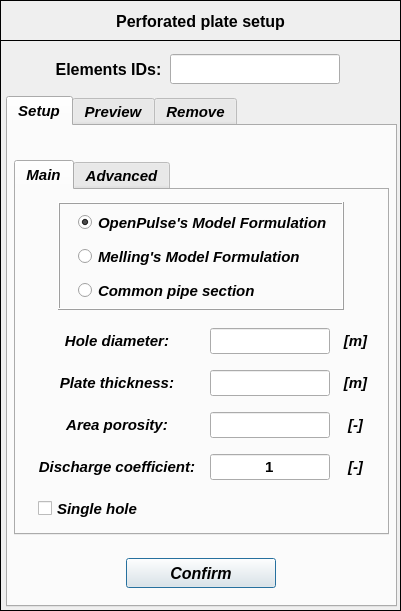
This is data/user_input/ui_files/Model/Setup/Acoustic/perforatedPlateInput.ui in open-pulse/OpenPulse as Qt 5 draws it before an edit. The edited form follows.
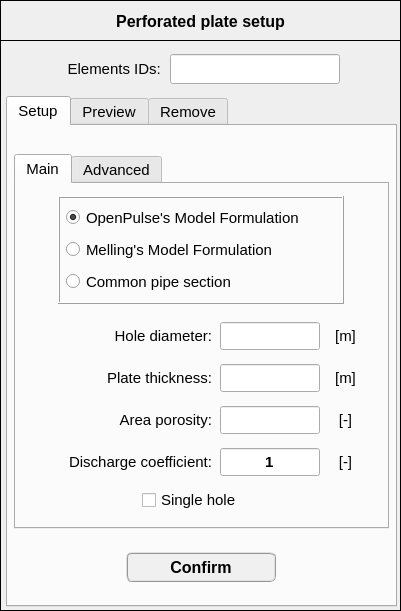
This is the edited form. Icons and pictures are not drawn.

Commit message: Fixes bugs in perforated plate user inputs

What changed in the file:
```diff
--- a/data/user_input/ui_files/Model/Setup/Acoustic/perforatedPlateInput.ui
+++ b/data/user_input/ui_files/Model/Setup/Acoustic/perforatedPlateInput.ui
@@ -158,11 +158,11 @@
      </property>
      <property name="font">
       <font>
-       <family>Arial</family>
+       <family>MS Shell Dlg 2</family>
        <pointsize>11</pointsize>
-       <weight>75</weight>
-       <italic>true</italic>
-       <bold>true</bold>
+       <weight>50</weight>
+       <italic>false</italic>
+       <bold>false</bold>
       </font>
      </property>
      <property name="currentIndex">
@@ -176,20 +176,25 @@
        <property name="geometry">
         <rect>
          <x>118</x>
-         <y>432</y>
+         <y>426</y>
          <width>150</width>
          <height>30</height>
         </rect>
        </property>
        <property name="font">
         <font>
-         <family>Arial</family>
+         <family>MS Shell Dlg 2</family>
          <pointsize>12</pointsize>
          <weight>75</weight>
-         <italic>true</italic>
+         <italic>false</italic>
          <bold>true</bold>
         </font>
        </property>
+       <property name="styleSheet">
+        <string notr="true">QPushButton{border-radius: 6px; border-color: rgb(150, 150, 150); border-style: ridge; border-width: 2px; color: rgb(0, 0, 0); background-color: rgb(240, 240, 240); font: 75 bold 12pt &quot;MS Shell Dlg 2&quot;}
+QPushButton:hover{border-radius: 6px; border-color: rgb(0, 170, 255); border-style: ridge; border-width: 2px; color: rgb(0, 0, 0); background-color: rgba(174, 213, 255, 100); font: 75 bold 12pt &quot;MS Shell Dlg 2&quot;}
+QPushButton:pressed{border-radius: 6px; border-color: rgb(0, 170, 255); border-style: ridge; border-width: 3px; color: rgb(0, 0, 0); background-color: rgb(174, 213, 255); font: 75 bold 12pt &quot;MS Shell Dlg 2&quot;}</string>
+       </property>
        <property name="text">
         <string>Confirm</string>
        </property>
@@ -198,11 +203,19 @@
        <property name="geometry">
         <rect>
          <x>6</x>
-         <y>34</y>
+         <y>28</y>
          <width>375</width>
          <height>375</height>
         </rect>
        </property>
+       <property name="font">
+        <font>
+         <family>MS Shell Dlg 2</family>
+         <weight>50</weight>
+         <italic>false</italic>
+         <bold>false</bold>
+        </font>
+       </property>
        <property name="currentIndex">
         <number>0</number>
        </property>
@@ -216,12 +229,18 @@
          </property>
          <property name="geometry">
           <rect>
-           <x>22</x>
-           <y>310</y>
-           <width>167</width>
-           <height>17</height>
+           <x>126</x>
+           <y>302</y>
+           <width>123</width>
+           <height>28</height>
           </rect>
          </property>
+         <property name="minimumSize">
+          <size>
+           <width>0</width>
+           <height>28</height>
+          </size>
+         </property>
          <property name="text">
           <string>Single hole</string>
          </property>
@@ -232,10 +251,10 @@
         <widget class="QLabel" name="label_17">
          <property name="geometry">
           <rect>
-           <x>322</x>
+           <x>312</x>
            <y>138</y>
            <width>35</width>
-           <height>26</height>
+           <height>28</height>
           </rect>
          </property>
          <property name="sizePolicy">
@@ -247,21 +266,21 @@
          <property name="minimumSize">
           <size>
            <width>35</width>
-           <height>26</height>
+           <height>28</height>
           </size>
          </property>
          <property name="maximumSize">
           <size>
            <width>35</width>
-           <height>26</height>
+           <height>28</height>
           </size>
          </property>
          <property name="font">
           <font>
-           <family>Arial</family>
-           <weight>75</weight>
-           <italic>true</italic>
-           <bold>true</bold>
+           <family>MS Shell Dlg 2</family>
+           <weight>50</weight>
+           <italic>false</italic>
+           <bold>false</bold>
           </font>
          </property>
          <property name="text">
@@ -274,10 +293,10 @@
         <widget class="QLineEdit" name="lineEdit_HoleDiameter">
          <property name="geometry">
           <rect>
-           <x>194</x>
+           <x>204</x>
            <y>138</y>
-           <width>120</width>
-           <height>26</height>
+           <width>100</width>
+           <height>28</height>
           </rect>
          </property>
          <property name="sizePolicy">
@@ -288,14 +307,14 @@
          </property>
          <property name="minimumSize">
           <size>
-           <width>120</width>
-           <height>26</height>
+           <width>100</width>
+           <height>28</height>
           </size>
          </property>
          <property name="maximumSize">
           <size>
            <width>120</width>
-           <height>26</height>
+           <height>28</height>
           </size>
          </property>
          <property name="palette">
@@ -413,8 +432,8 @@
           <rect>
            <x>16</x>
            <y>138</y>
-           <width>170</width>
-           <height>26</height>
+           <width>180</width>
+           <height>28</height>
           </rect>
          </property>
          <property name="sizePolicy">
@@ -425,38 +444,38 @@
          </property>
          <property name="minimumSize">
           <size>
-           <width>170</width>
-           <height>26</height>
+           <width>180</width>
+           <height>28</height>
           </size>
          </property>
          <property name="maximumSize">
           <size>
-           <width>170</width>
-           <height>26</height>
+           <width>180</width>
+           <height>28</height>
           </size>
          </property>
          <property name="font">
           <font>
-           <family>Arial</family>
-           <weight>75</weight>
-           <italic>true</italic>
-           <bold>true</bold>
+           <family>MS Shell Dlg 2</family>
+           <weight>50</weight>
+           <italic>false</italic>
+           <bold>false</bold>
           </font>
          </property>
          <property name="text">
           <string>Hole diameter:</string>
          </property>
          <property name="alignment">
-          <set>Qt::AlignCenter</set>
+          <set>Qt::AlignRight|Qt::AlignTrailing|Qt::AlignVCenter</set>
          </property>
         </widget>
         <widget class="QLabel" name="label_14">
          <property name="geometry">
           <rect>
-           <x>322</x>
+           <x>312</x>
            <y>180</y>
            <width>35</width>
-           <height>26</height>
+           <height>28</height>
           </rect>
          </property>
          <property name="sizePolicy">
@@ -468,21 +487,21 @@
          <property name="minimumSize">
           <size>
            <width>35</width>
-           <height>26</height>
+           <height>28</height>
           </size>
          </property>
          <property name="maximumSize">
           <size>
            <width>35</width>
-           <height>26</height>
+           <height>28</height>
           </size>
          </property>
          <property name="font">
           <font>
-           <family>Arial</family>
-           <weight>75</weight>
-           <italic>true</italic>
-           <bold>true</bold>
+           <family>MS Shell Dlg 2</family>
+           <weight>50</weight>
+           <italic>false</italic>
+           <bold>false</bold>
           </font>
          </property>
          <property name="text">
@@ -497,8 +516,8 @@
           <rect>
            <x>16</x>
            <y>180</y>
-           <width>170</width>
-           <height>26</height>
+           <width>180</width>
+           <height>28</height>
           </rect>
          </property>
          <property name="sizePolicy">
@@ -509,38 +528,38 @@
          </property>
          <property name="minimumSize">
           <size>
-           <width>170</width>
-           <height>26</height>
+           <width>180</width>
+           <height>28</height>
           </size>
          </property>
          <property name="maximumSize">
           <size>
-           <width>170</width>
-           <height>26</height>
+           <width>180</width>
+           <height>28</height>
           </size>
          </property>
          <property name="font">
           <font>
-           <family>Arial</family>
-           <weight>75</weight>
-           <italic>true</italic>
-           <bold>true</bold>
+           <family>MS Shell Dlg 2</family>
+           <weight>50</weight>
+           <italic>false</italic>
+           <bold>false</bold>
           </font>
          </property>
          <property name="text">
           <string>Plate thickness:</string>
          </property>
          <property name="alignment">
-          <set>Qt::AlignCenter</set>
+          <set>Qt::AlignRight|Qt::AlignTrailing|Qt::AlignVCenter</set>
          </property>
         </widget>
         <widget class="QLineEdit" name="lineEdit_thickness">
          <property name="geometry">
           <rect>
-           <x>194</x>
+           <x>204</x>
            <y>180</y>
-           <width>120</width>
-           <height>26</height>
+           <width>100</width>
+           <height>28</height>
           </rect>
          </property>
          <property name="sizePolicy">
@@ -551,14 +570,14 @@
          </property>
          <property name="minimumSize">
           <size>
-           <width>120</width>
-           <height>26</height>
+           <width>100</width>
+           <height>28</height>
           </size>
          </property>
          <property name="maximumSize">
           <size>
            <width>120</width>
-           <height>26</height>
+           <height>28</height>
           </size>
          </property>
          <property name="palette">
@@ -674,10 +693,10 @@
         <widget class="QLabel" name="label_15">
          <property name="geometry">
           <rect>
-           <x>322</x>
+           <x>312</x>
            <y>222</y>
            <width>35</width>
-           <height>26</height>
+           <height>28</height>
           </rect>
          </property>
          <property name="sizePolicy">
@@ -689,21 +708,21 @@
          <property name="minimumSize">
           <size>
            <width>35</width>
-           <height>26</height>
+           <height>28</height>
           </size>
          </property>
          <property name="maximumSize">
           <size>
            <width>35</width>
-           <height>26</height>
+           <height>28</height>
           </size>
          </property>
          <property name="font">
           <font>
-           <family>Arial</family>
-           <weight>75</weight>
-           <italic>true</italic>
-           <bold>true</bold>
+           <family>MS Shell Dlg 2</family>
+           <weight>50</weight>
+           <italic>false</italic>
+           <bold>false</bold>
           </font>
          </property>
          <property name="text">
@@ -716,10 +735,10 @@
         <widget class="QLineEdit" name="lineEdit_porosity">
          <property name="geometry">
           <rect>
-           <x>194</x>
+           <x>204</x>
            <y>222</y>
-           <width>120</width>
-           <height>26</height>
+           <width>100</width>
+           <height>28</height>
           </rect>
          </property>
          <property name="sizePolicy">
@@ -730,14 +749,14 @@
          </property>
          <property name="minimumSize">
           <size>
-           <width>120</width>
-           <height>26</height>
+           <width>100</width>
+           <height>28</height>
           </size>
          </property>
          <property name="maximumSize">
           <size>
            <width>120</width>
-           <height>26</height>
+           <height>28</height>
           </size>
          </property>
          <property name="palette">
@@ -855,8 +874,8 @@
           <rect>
            <x>16</x>
            <y>222</y>
-           <width>170</width>
-           <height>26</height>
+           <width>180</width>
+           <height>28</height>
           </rect>
          </property>
          <property name="sizePolicy">
@@ -867,38 +886,38 @@
          </property>
          <property name="minimumSize">
           <size>
-           <width>170</width>
-           <height>26</height>
+           <width>180</width>
+           <height>28</height>
           </size>
          </property>
          <property name="maximumSize">
           <size>
-           <width>170</width>
-           <height>26</height>
+           <width>180</width>
+           <height>28</height>
           </size>
          </property>
          <property name="font">
           <font>
-           <family>Arial</family>
-           <weight>75</weight>
-           <italic>true</italic>
-           <bold>true</bold>
+           <family>MS Shell Dlg 2</family>
+           <weight>50</weight>
+           <italic>false</italic>
+           <bold>false</bold>
           </font>
          </property>
          <property name="text">
           <string>Area porosity:</string>
          </property>
          <property name="alignment">
-          <set>Qt::AlignCenter</set>
+          <set>Qt::AlignRight|Qt::AlignTrailing|Qt::AlignVCenter</set>
          </property>
         </widget>
         <widget class="QLabel" name="label_16">
          <property name="geometry">
           <rect>
-           <x>322</x>
+           <x>312</x>
            <y>264</y>
            <width>35</width>
-           <height>26</height>
+           <height>28</height>
           </rect>
          </property>
          <property name="sizePolicy">
@@ -910,21 +929,21 @@
          <property name="minimumSize">
           <size>
            <width>35</width>
-           <height>26</height>
+           <height>28</height>
           </size>
          </property>
          <property name="maximumSize">
           <size>
            <width>35</width>
-           <height>26</height>
+           <height>28</height>
           </size>
          </property>
          <property name="font">
           <font>
-           <family>Arial</family>
-           <weight>75</weight>
-           <italic>true</italic>
-           <bold>true</bold>
+           <family>MS Shell Dlg 2</family>
+           <weight>50</weight>
+           <italic>false</italic>
+           <bold>false</bold>
           </font>
          </property>
          <property name="text">
@@ -939,8 +958,8 @@
           <rect>
            <x>16</x>
            <y>264</y>
-           <width>170</width>
-           <height>26</height>
+           <width>180</width>
+           <height>28</height>
           </rect>
          </property>
          <property name="sizePolicy">
@@ -951,38 +970,38 @@
          </property>
          <property name="minimumSize">
           <size>
-           <width>170</width>
-           <height>26</height>
+           <width>180</width>
+           <height>28</height>
           </size>
          </property>
          <property name="maximumSize">
           <size>
-           <width>170</width>
-           <height>26</height>
+           <width>180</width>
+           <height>28</height>
           </size>
          </property>
          <property name="font">
           <font>
-           <family>Arial</family>
-           <weight>75</weight>
-           <italic>true</italic>
-           <bold>true</bold>
+           <family>MS Shell Dlg 2</family>
+           <weight>50</weight>
+           <italic>false</italic>
+           <bold>false</bold>
           </font>
          </property>
          <property name="text">
           <string>Discharge coefficient:</string>
          </property>
          <property name="alignment">
-          <set>Qt::AlignCenter</set>
+          <set>Qt::AlignRight|Qt::AlignTrailing|Qt::AlignVCenter</set>
          </property>
         </widget>
         <widget class="QLineEdit" name="lineEdit_discharge">
          <property name="geometry">
           <rect>
-           <x>194</x>
+           <x>204</x>
            <y>264</y>
-           <width>120</width>
-           <height>26</height>
+           <width>100</width>
+           <height>28</height>
           </rect>
          </property>
          <property name="sizePolicy">
@@ -993,14 +1012,14 @@
          </property>
          <property name="minimumSize">
           <size>
-           <width>120</width>
-           <height>26</height>
+           <width>100</width>
+           <height>28</height>
           </size>
          </property>
          <property name="maximumSize">
           <size>
            <width>120</width>
-           <height>26</height>
+           <height>28</height>
           </size>
          </property>
          <property name="palette">
@@ -1140,99 +1159,107 @@
          <property name="frameShadow">
           <enum>QFrame::Raised</enum>
          </property>
-         <widget class="QRadioButton" name="radioButton_common_pipe_section">
-          <property name="geometry">
-           <rect>
-            <x>20</x>
-            <y>76</y>
-            <width>260</width>
-            <height>25</height>
-           </rect>
+         <layout class="QGridLayout" name="gridLayout">
+          <property name="leftMargin">
+           <number>4</number>
           </property>
-          <property name="minimumSize">
-           <size>
-            <width>260</width>
-            <height>25</height>
-           </size>
+          <property name="topMargin">
+           <number>4</number>
           </property>
-          <property name="maximumSize">
-           <size>
-            <width>260</width>
-            <height>25</height>
-           </size>
+          <property name="rightMargin">
+           <number>4</number>
           </property>
-          <property name="font">
-           <font>
-            <pointsize>11</pointsize>
-           </font>
+          <property name="bottomMargin">
+           <number>4</number>
           </property>
-          <property name="text">
-           <string>Common pipe section</string>
+          <property name="spacing">
+           <number>4</number>
           </property>
-         </widget>
-         <widget class="QRadioButton" name="radioButton_OpenPulse">
-          <property name="geometry">
-           <rect>
-            <x>20</x>
-            <y>8</y>
-            <width>260</width>
-            <height>25</height>
-           </rect>
-          </property>
-          <property name="minimumSize">
-           <size>
-            <width>260</width>
-            <height>25</height>
-           </size>
-          </property>
-          <property name="maximumSize">
-           <size>
-            <width>260</width>
-            <height>25</height>
-           </size>
-          </property>
-          <property name="font">
-           <font>
-            <pointsize>11</pointsize>
-           </font>
-          </property>
-          <property name="text">
-           <string>OpenPulse's Model Formulation</string>
-          </property>
-          <property name="checked">
-           <bool>true</bool>
-          </property>
-         </widget>
-         <widget class="QRadioButton" name="radioButton_melling">
-          <property name="geometry">
-           <rect>
-            <x>20</x>
-            <y>42</y>
-            <width>260</width>
-            <height>25</height>
-           </rect>
-          </property>
-          <property name="minimumSize">
-           <size>
-            <width>260</width>
-            <height>25</height>
-           </size>
-          </property>
-          <property name="maximumSize">
-           <size>
-            <width>260</width>
-            <height>25</height>
-           </size>
-          </property>
-          <property name="font">
-           <font>
-            <pointsize>11</pointsize>
-           </font>
-          </property>
-          <property name="text">
-           <string>Melling's Model Formulation</string>
-          </property>
-         </widget>
+          <item row="0" column="0">
+           <widget class="QRadioButton" name="radioButton_OpenPulse">
+            <property name="minimumSize">
+             <size>
+              <width>260</width>
+              <height>25</height>
+             </size>
+            </property>
+            <property name="maximumSize">
+             <size>
+              <width>270</width>
+              <height>25</height>
+             </size>
+            </property>
+            <property name="font">
+             <font>
+              <pointsize>11</pointsize>
+              <weight>50</weight>
+              <italic>false</italic>
+              <bold>false</bold>
+             </font>
+            </property>
+            <property name="text">
+             <string>OpenPulse's Model Formulation</string>
+            </property>
+            <property name="checked">
+             <bool>true</bool>
+            </property>
+           </widget>
+          </item>
+          <item row="1" column="0">
+           <widget class="QRadioButton" name="radioButton_melling">
+            <property name="minimumSize">
+             <size>
+              <width>260</width>
+              <height>25</height>
+             </size>
+            </property>
+            <property name="maximumSize">
+             <size>
+              <width>270</width>
+              <height>25</height>
+             </size>
+            </property>
+            <property name="font">
+             <font>
+              <pointsize>11</pointsize>
+              <weight>50</weight>
+              <italic>false</italic>
+              <bold>false</bold>
+             </font>
+            </property>
+            <property name="text">
+             <string>Melling's Model Formulation</string>
+            </property>
+           </widget>
+          </item>
+          <item row="2" column="0">
+           <widget class="QRadioButton" name="radioButton_common_pipe_section">
+            <property name="minimumSize">
+             <size>
+              <width>260</width>
+              <height>25</height>
+             </size>
+            </property>
+            <property name="maximumSize">
+             <size>
+              <width>270</width>
+              <height>25</height>
+             </size>
+            </property>
+            <property name="font">
+             <font>
+              <pointsize>11</pointsize>
+              <weight>50</weight>
+              <italic>false</italic>
+              <bold>false</bold>
+             </font>
+            </property>
+            <property name="text">
+             <string>Common pipe section</string>
+            </property>
+           </widget>
+          </item>
+         </layout>
         </widget>
        </widget>
        <widget class="QWidget" name="tab_advanced">
@@ -3512,9 +3539,9 @@
     <widget class="QLabel" name="label_selection">
      <property name="geometry">
       <rect>
-       <x>52</x>
+       <x>34</x>
        <y>16</y>
-       <width>113</width>
+       <width>131</width>
        <height>26</height>
       </rect>
      </property>
@@ -3532,18 +3559,18 @@
      </property>
      <property name="font">
       <font>
-       <family>Arial</family>
-       <pointsize>12</pointsize>
-       <weight>75</weight>
+       <family>MS Shell Dlg 2</family>
+       <pointsize>11</pointsize>
+       <weight>50</weight>
        <italic>false</italic>
-       <bold>true</bold>
+       <bold>false</bold>
       </font>
      </property>
      <property name="text">
-      <string>Elements IDs:</string>
+      <string>Elements IDs: </string>
      </property>
      <property name="alignment">
-      <set>Qt::AlignCenter</set>
+      <set>Qt::AlignRight|Qt::AlignTrailing|Qt::AlignVCenter</set>
      </property>
     </widget>
    </widget>
```
Left out of the diff: 208 changed lines with no effect on the pictures. The commit also changes 3 other files.
